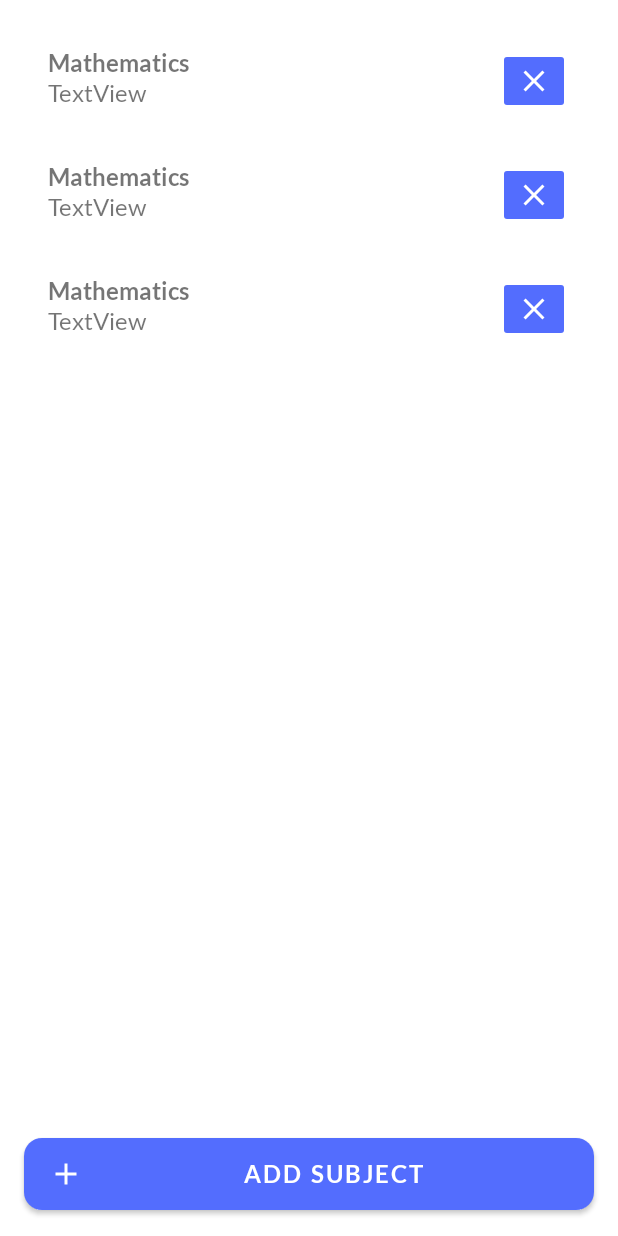
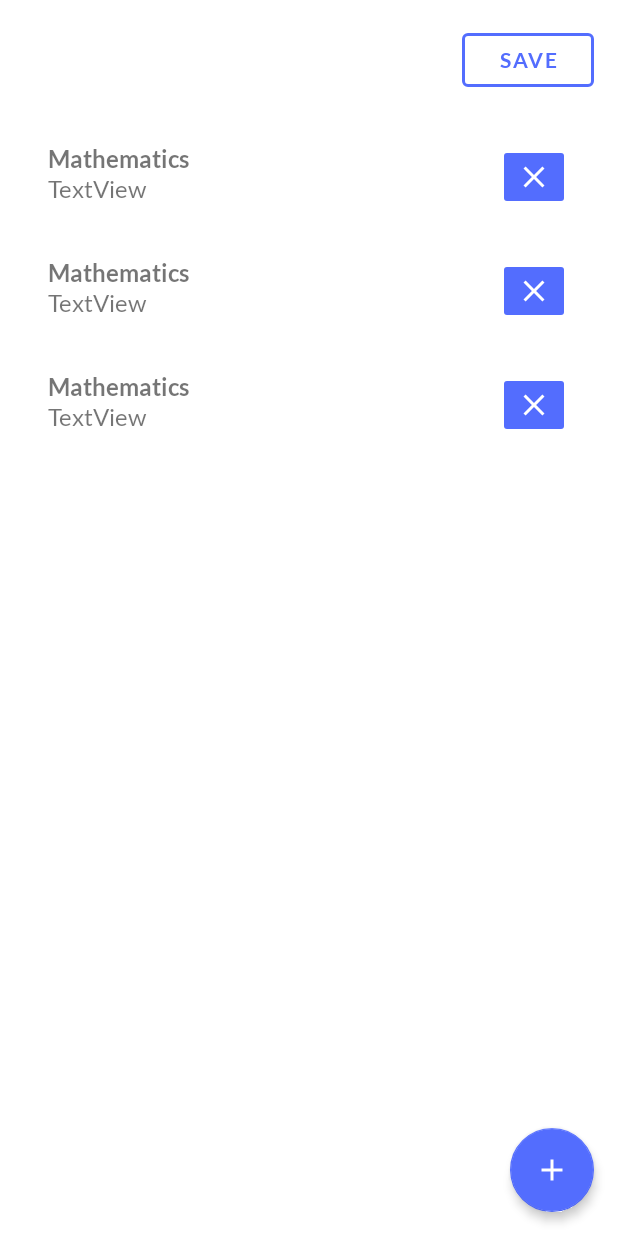
Before and after one commit to pratapnik/Presence, an Android app: the layout activity_add_subjects.xml on its own in the app's theme, with its tools: preview values and no code run, on a phone screen of 412 x 824 dp. Run offline under Robolectric (Android 15) with nearby library versions, the light colour scheme and no system bars.

Commit message:
Changed layout for add subjects activity

```diff
--- a/app/src/main/java/com/example/presence/AddSubjectsActivity.java
+++ b/app/src/main/java/com/example/presence/AddSubjectsActivity.java
@@ -18,6 +18,7 @@ import com.example.presence.adapters.SubjectAdapter;
 import com.example.presence.database.Subject;
 import com.example.presence.database.SubjectViewModel;
 import com.example.presence.widgets.AddSubjectDialog;
+import com.google.android.material.floatingactionbutton.FloatingActionButton;
 
 import org.jetbrains.annotations.NotNull;
 
@@ -25,11 +26,11 @@ import java.util.List;
 
 public class AddSubjectsActivity extends AppCompatActivity implements AddSubjectDialog.SaveDetailsListener {
 
-    Button btnAddSubjects;
     AddSubjectDialog addSubjectDialog;
     SubjectViewModel subjectViewModel;
     RecyclerView rvSubjectsList;
     SubjectAdapter subjectAdapter;
+    FloatingActionButton fabAddSubject;
 
     @Override
     protected void onCreate(Bundle savedInstanceState) {
@@ -42,6 +43,8 @@ public class AddSubjectsActivity extends AppCompatActivity implements AddSubject
                 sharedPreferences.getInt("class_value",0));
 
         rvSubjectsList = findViewById(R.id.rvSubjectsList);
+        fabAddSubject = findViewById(R.id.fabAddSubject);
+
         subjectAdapter = new SubjectAdapter(this);
         rvSubjectsList.setAdapter(subjectAdapter);
         rvSubjectsList.setLayoutManager(new LinearLayoutManager(this));
@@ -55,13 +58,13 @@ public class AddSubjectsActivity extends AppCompatActivity implements AddSubject
             }
         });
 
-        btnAddSubjects = findViewById(R.id.btnAddSubjects);
-        btnAddSubjects.setOnClickListener(new View.OnClickListener() {
+        fabAddSubject.setOnClickListener(new View.OnClickListener() {
             @Override
             public void onClick(View v) {
                 openAddSubjectsDialog();
             }
         });
+
     }
 
     private void openAddSubjectsDialog() {
--- a/app/src/main/java/com/example/presence/SplashActivity.java
+++ b/app/src/main/java/com/example/presence/SplashActivity.java
@@ -34,7 +34,7 @@ public class SplashActivity extends AppCompatActivity {
         handler.postDelayed(new Runnable() {
             @Override
             public void run() {
-                Intent intent = new Intent(SplashActivity.this, HomeActivity.class);
+                Intent intent = new Intent(SplashActivity.this, AddSubjectsActivity.class);
                 startActivity(intent);
                 finish();
             }
--- a/app/src/main/res/layout/activity_add_subjects.xml
+++ b/app/src/main/res/layout/activity_add_subjects.xml
@@ -6,39 +6,40 @@
     android:layout_height="match_parent"
     tools:context=".AddSubjectsActivity">
 
+    <Button
+        android:id="@+id/btnSaveDetails"
+        android:layout_width="wrap_content"
+        android:layout_height="wrap_content"
+        android:text="@string/btn_save_title"
+        style="@style/CustomButtonNotFilled"
+        android:layout_margin="@dimen/margin_add_subjects_button"
+        app:layout_constraintEnd_toEndOf="parent"
+        app:layout_constraintTop_toTopOf="parent"
+        />
+
     <androidx.recyclerview.widget.RecyclerView
         android:id="@+id/rvSubjectsList"
         android:layout_width="match_parent"
         android:layout_height="0dp"
         android:layout_margin="@dimen/margin_add_subjects_button"
-        app:layout_constraintBottom_toTopOf="@id/glHorizontal"
-        app:layout_constraintEnd_toEndOf="parent"
-        app:layout_constraintStart_toStartOf="parent"
-        app:layout_constraintTop_toTopOf="parent"
-        tools:listitem="@layout/subject_item" />
-
-    <androidx.constraintlayout.widget.Guideline
-        android:id="@+id/glHorizontal"
-        android:layout_width="match_parent"
-        android:layout_height="match_parent"
-        android:orientation="horizontal"
-        app:layout_constraintGuide_percent="0.9" />
-
-    <Button
-        android:id="@+id/btnAddSubjects"
-        style="@style/CustomButton.Filled"
-        android:layout_width="0dp"
-        android:layout_height="wrap_content"
-        android:layout_margin="@dimen/margin_add_subjects_button"
-        android:drawableLeft="@drawable/ic_add"
-        android:fontFamily="@font/font_bold"
-        android:gravity="center"
-        android:text="@string/title_add_subject"
-        android:textSize="@dimen/text_sixteen_sp"
         app:layout_constraintBottom_toBottomOf="parent"
         app:layout_constraintEnd_toEndOf="parent"
         app:layout_constraintStart_toStartOf="parent"
-        app:layout_constraintTop_toBottomOf="@id/glHorizontal" />
+        app:layout_constraintTop_toBottomOf="@id/btnSaveDetails"
+        tools:listitem="@layout/subject_item" />
+
+
+    <com.google.android.material.floatingactionbutton.FloatingActionButton
+        android:id="@+id/fabAddSubject"
+        style="@style/CustomFloatingActionButton"
+        android:layout_width="wrap_content"
+        android:layout_height="wrap_content"
+        android:src="@drawable/ic_add"
+        android:tooltipText="@string/label_settings_add_subject"
+        android:layout_margin="@dimen/margin_add_subjects_button"
+        app:layout_constraintEnd_toEndOf="parent"
+        app:layout_constraintBottom_toBottomOf="parent"
+        />
 
 
 </androidx.constraintlayout.widget.ConstraintLayout>
--- a/app/src/main/res/values/dimens.xml
+++ b/app/src/main/res/values/dimens.xml
@@ -15,4 +15,5 @@
     <dimen name="stroke_width">2dp</dimen>
     <dimen name="margin_add_subjects_button">16dp</dimen>
     <dimen name="margin_eight_dp">8dp</dimen>
+    <dimen name="default_elevation">4dp</dimen>
 </resources>
--- a/app/src/main/res/values/styles.xml
+++ b/app/src/main/res/values/styles.xml
@@ -24,6 +24,13 @@
         <item name="android:background">@drawable/custom_button_background</item>
     </style>
 
+    <style name="CustomButtonNotFilled" parent="Widget.MaterialComponents.Button.OutlinedButton">
+        <item name="android:padding">@dimen/padding_eight_dp</item>
+        <item name="fontFamily">@font/font_bold</item>
+        <item name="strokeWidth">@dimen/stroke_width</item>
+        <item name="strokeColor">@color/colorPrimary</item>
+    </style>
+
     <style name="CustomAlertDialog" parent="Theme.AppCompat.Light.Dialog.Alert">
         <item name="android:windowBackground">@drawable/custom_dialog_background</item>
     </style>
@@ -40,4 +47,11 @@
         <item name="android:textSize">@dimen/chip_text_size</item>
     </style>
 
+    <style name="CustomFloatingActionButton" parent="Widget.MaterialComponents.FloatingActionButton">
+        <item name="backgroundTint">@color/colorPrimary</item>
+        <item name="elevation">@dimen/default_elevation</item>
+        <item name="tint">@color/color_white</item>
+        <item name="rippleColor">@color/color_custom_button_pressed</item>
+    </style>
+
 </resources>
```
